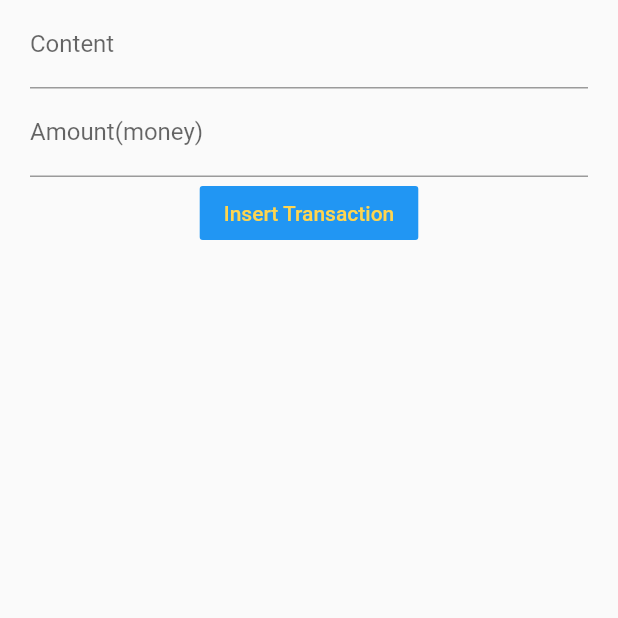
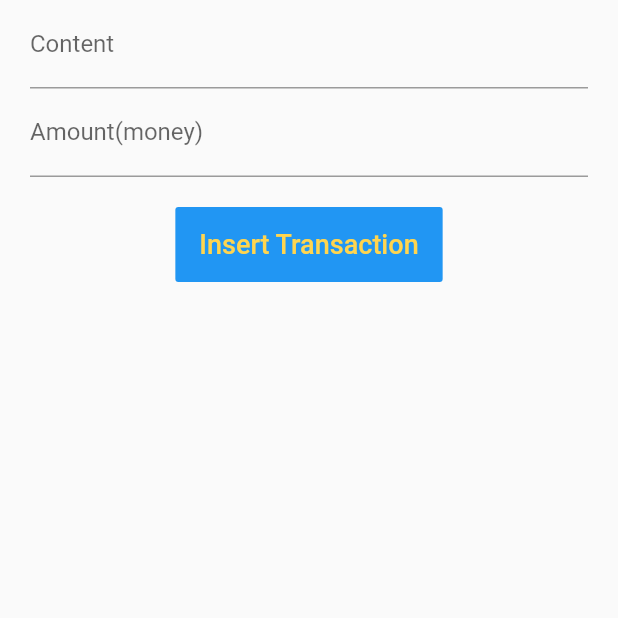
Before and after one commit to yankzsoe/flutter_first_app, a Flutter app: the screen it shows after launch, on a phone screen of 412 x 824 dp, the top half of it. Run offline on Flutter 3.47's test engine with Material 2 defaults, Android fonts, the phone set to English and light mode, and no system bars.

Commit message:
Fetch state data to ListTile, using map function

```diff
--- a/first_apps/lib/myapp.dart
+++ b/first_apps/lib/myapp.dart
@@ -1,3 +1,4 @@
+import 'package:first_apps/transaction.dart';
 import 'package:flutter/material.dart';
 
 class MyApp extends StatefulWidget {
@@ -11,8 +12,8 @@ class _MyAppState extends State<MyApp> with WidgetsBindingObserver {
   final GlobalKey<ScaffoldState> _scaffoldKey = new GlobalKey<ScaffoldState>();
   final _contentController = TextEditingController();
   final _amountController = TextEditingController();
-  String _content;
-  double _amount;
+  Transaction transaction = Transaction(content: '', amount: 0.0);
+  List<Transaction> _transactions = List<Transaction>();
   @override
   void initState() {
     super.initState();
@@ -42,7 +43,7 @@ class _MyAppState extends State<MyApp> with WidgetsBindingObserver {
                       decoration: InputDecoration(labelText: 'Content'),
                       onChanged: (text) {
                         setState(() {
-                          _content = text;
+                          transaction.content = text;
                         });
                       },
                     ),
@@ -51,21 +52,46 @@ class _MyAppState extends State<MyApp> with WidgetsBindingObserver {
                       decoration: InputDecoration(labelText: 'Amount(money)'),
                       onChanged: (text) {
                         setState(() {
-                          _amount = double.tryParse(text) ?? 0;
+                          transaction.amount = double.tryParse(text) ?? 0;
                         });
                       },
                     ),
-                    FlatButton(
+                    Padding(padding: const EdgeInsets.symmetric(vertical: 10)),
+                    ButtonTheme(
+                      height: 50,
+                      child: FlatButton(
                           textColor: Colors.amber[300],
                           color: Colors.blue,
-                        child: Text('Insert Transaction'),
+                          child: Text(
+                            'Insert Transaction',
+                            style: TextStyle(fontSize: 18),
+                          ),
                           onPressed: () {
+                            setState(() {
+                              _transactions.add(transaction);
+                              transaction =
+                                  Transaction(content: '', amount: 0.0);
+                              _contentController.text = '';
+                              _amountController.text = '';
+                            });
                             _scaffoldKey.currentState.showSnackBar(SnackBar(
-                            content: Text(
-                                'Content = $_content and Amount = $_amount'),
+                              content: Text(_transactions.toString()),
                               duration: Duration(seconds: 1),
                             ));
-                        })
+                          }),
+                    ),
+                    Column(
+                      children: _transactions.map((e) {
+                        return ListTile(
+                          leading: const Icon(Icons.access_alarms),
+                          title: Text('${e.content}'),
+                          subtitle: Text('${e.amount}'),
+                          onTap: () {
+                            print('clicked me');
+                          },
+                        );
+                      }).toList(),
+                    )
                   ],
                 ))));
   }
--- /dev/null
+++ b/first_apps/lib/transaction.dart
@@ -0,0 +1,9 @@
+class Transaction {
+  String content;
+  double amount;
+  Transaction({this.content, this.amount});
+  @override
+  String toString() {
+    return 'content: $content, amont: $amount';
+  }
+}
```
Lines whose indentation alone changed are shown as unchanged.
